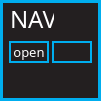
Before: the Qt Designer form standalone/advanced/forms/navBoxForm.ui in Muse-Kinetics/softstep_editor, drawn with Qt 5.
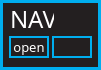
After: the same form once the commit is applied.

Diff of the .ui file:
```diff
--- a/standalone/advanced/forms/navBoxForm.ui
+++ b/standalone/advanced/forms/navBoxForm.ui
@@ -7,7 +7,7 @@
     <x>0</x>
     <y>0</y>
     <width>101</width>
-    <height>101</height>
+    <height>70</height>
    </rect>
   </property>
   <property name="windowTitle">
@@ -70,7 +70,7 @@
    <property name="geometry">
     <rect>
      <x>9</x>
-     <y>41</y>
+     <y>36</y>
      <width>40</width>
      <height>22</height>
     </rect>
@@ -89,7 +89,7 @@
    <property name="geometry">
     <rect>
      <x>52</x>
-     <y>41</y>
+     <y>36</y>
      <width>40</width>
      <height>22</height>
     </rect>
```
